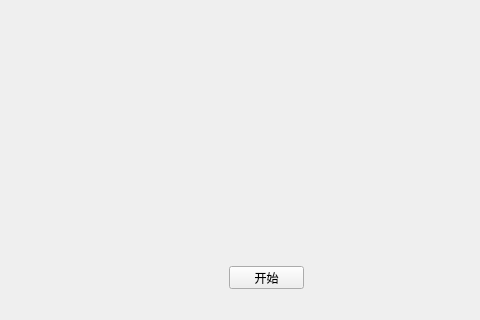
Bingao-hn/Client, file CameraAuto.ui: the form before one commit; both pictures show x 111 to 591 and y 104 to 424 of the 591 by 424 pixel window.
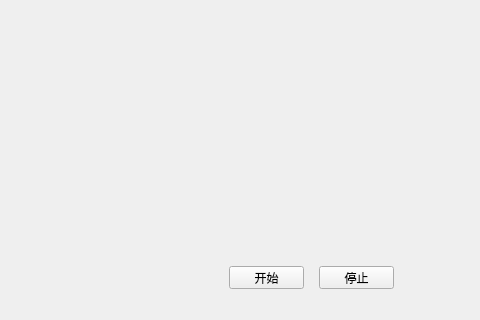
The form after the commit.

What changed in the file:
```diff
--- a/CameraAuto.ui
+++ b/CameraAuto.ui
@@ -39,6 +39,19 @@
     <string>开始</string>
    </property>
   </widget>
+  <widget class="QPushButton" name="btn_stop">
+   <property name="geometry">
+    <rect>
+     <x>430</x>
+     <y>370</y>
+     <width>75</width>
+     <height>23</height>
+    </rect>
+   </property>
+   <property name="text">
+    <string>停止</string>
+   </property>
+  </widget>
  </widget>
  <resources/>
  <connections/>
```
Left out of the diff: 4 changed lines with no effect on the pictures.
